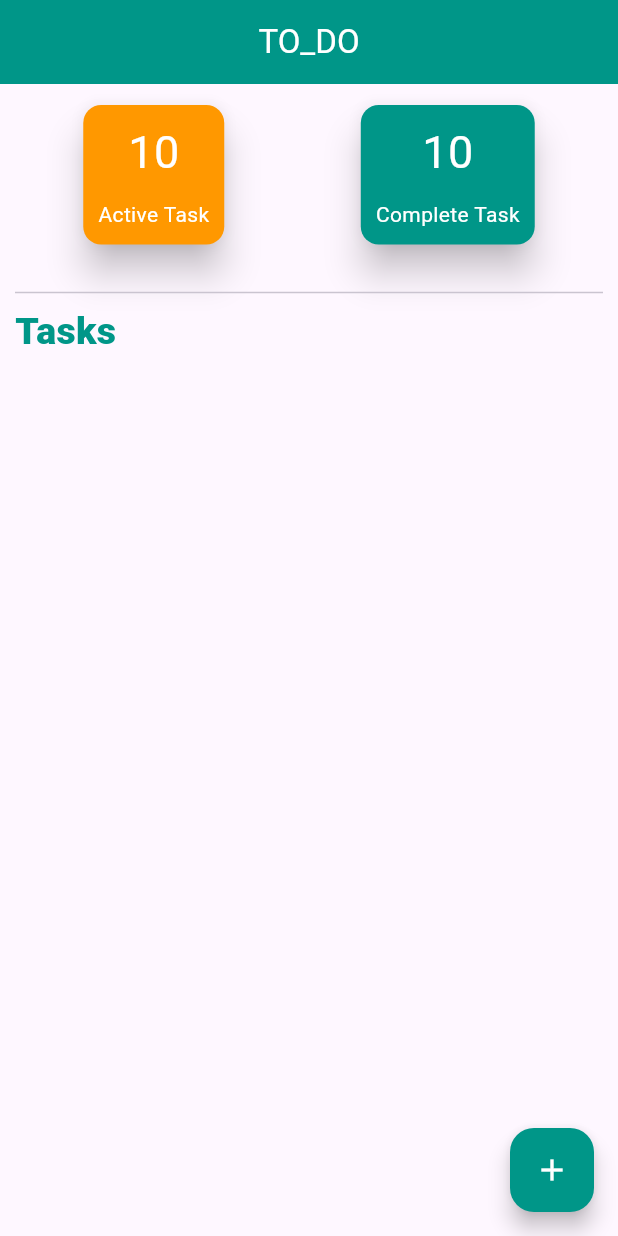
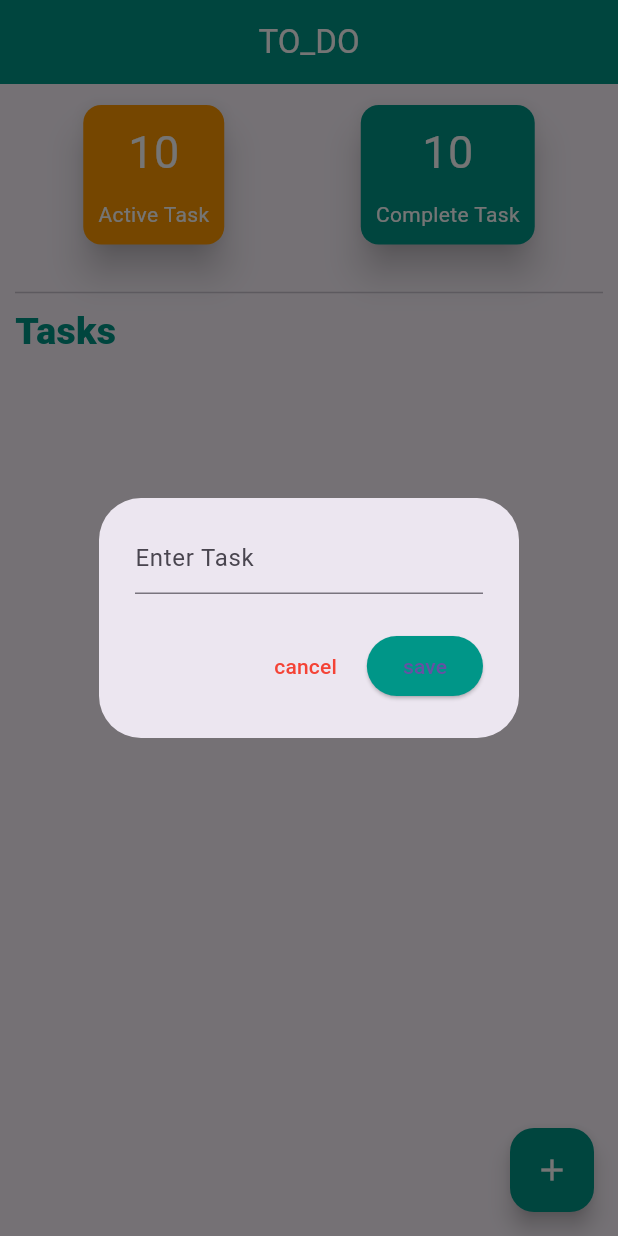
Before and after one commit to sfrabby/Practice, a Flutter app: the screen it shows after launch, after a tap on the "add" icon, on a phone screen of 412 x 824 dp. Run offline on Flutter 3.47's test engine with Material 3 defaults, Android fonts, the phone set to English and light mode, and no system bars; our stand-ins replace device_preview, responsive_grid.

Commit message:
To_Do part 2

```diff
--- a/lib/ToDo/UI.dart
+++ b/lib/ToDo/UI.dart
@@ -9,13 +9,45 @@ class ToDo extends StatefulWidget {
 
 class _ToDoState extends State<ToDo> {
 
+  void _showTaskDialog({int ?index}){
+    TextEditingController _TaskController = TextEditingController();
+    showDialog(context: context, builder: (context) => AlertDialog(
+      content: TextField(
+        controller: _TaskController,
+        decoration: InputDecoration(
+          hintText: "Enter Task"
+        ),
+      ),
+      actions: [
+        TextButton(onPressed: (){}, child: Text("cancel",style: TextStyle(color: Colors.red),)),
+        ElevatedButton(onPressed: (){
+          if(_TaskController.text.trim().isNotEmpty){
+            addTask(_TaskController.text);
+          }
+        }, child: Text("save"),style: ElevatedButton.styleFrom(backgroundColor: Colors.teal))
+      ],
+    ),);
+  }
+
+  bool showActiveTask = true;
+  List<Map<String, dynamic>> tasks = [];
+  void addTask(String task){
+    setState(() {
+      tasks.add({
+        'task' : task,
+        'Complete' : false,
+      });
+      Navigator.pop(context);
+    });
+  }
+
   @override
   Widget build(BuildContext context) {
     return Scaffold(
       appBar: AppBar(centerTitle: true,
       title: Text("TO_DO",style: TextStyle(color: Colors.white),),
       backgroundColor: Colors.teal,),
-      floatingActionButton: FloatingActionButton(backgroundColor: Colors.teal,onPressed: (){},child: Icon(Icons.add,color: Colors.white,),),
+      floatingActionButton: FloatingActionButton(backgroundColor: Colors.teal,onPressed: (){_showTaskDialog(index: 1);},child: Icon(Icons.add,color: Colors.white,),),
       body: Padding(
         padding: const EdgeInsets.all(10.0),
         child: Column(
```
